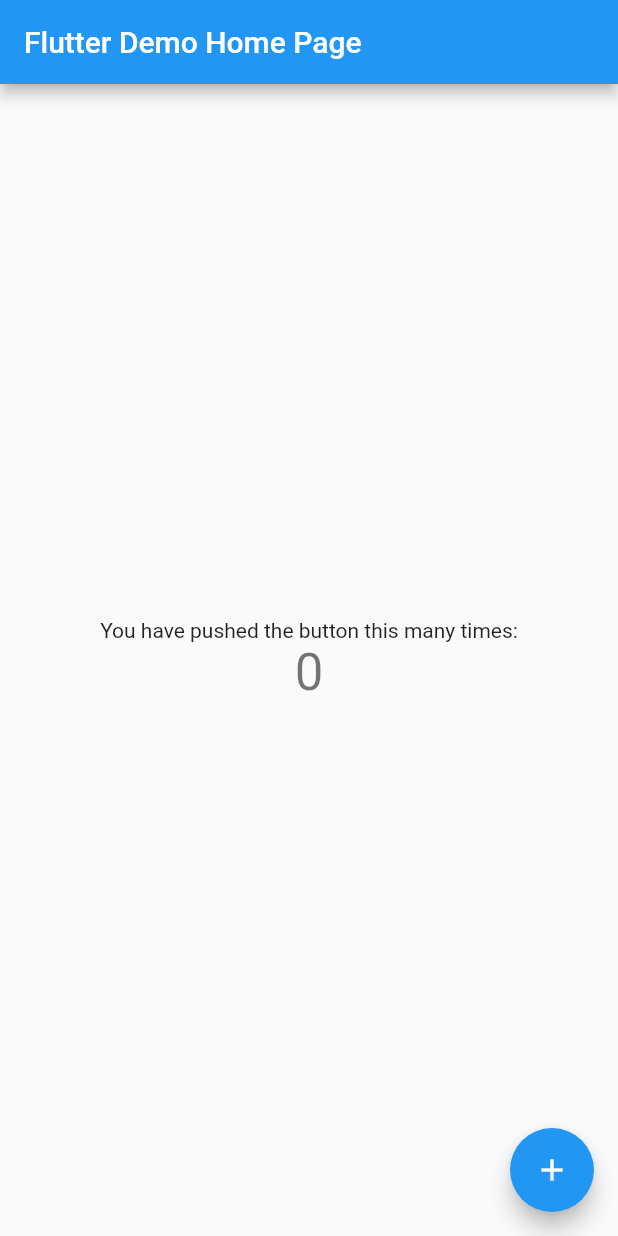
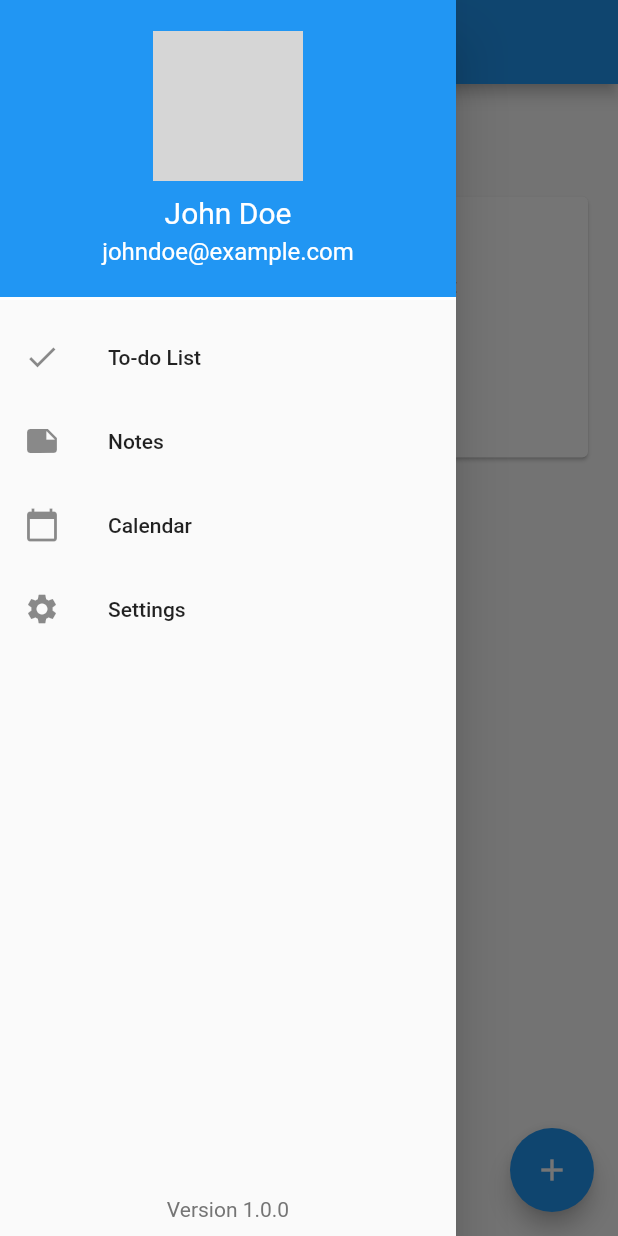
Before and after one commit to hafiyhakimi/alphanote, a Flutter app: the screen it shows after launch, with the side drawer open (before the commit the screen has no drawer), on a phone screen of 412 x 824 dp. Run offline on Flutter 3.47's test engine with Material 2 defaults, Android fonts, the phone set to English and light mode, and no system bars; our stand-ins replace firebase_core; accounts and stored records are empty; grey boxes are pictures that could not be loaded.

Commit message:
init v2
firebase initialisation, sidebar ui completed, header changes, landing page changes

```diff
--- /dev/null
+++ b/database.rules.json
@@ -0,0 +1,6 @@
+{
+  "rules": {
+    ".read": false,
+    ".write": false
+  }
+}
--- a/lib/main.dart
+++ b/lib/main.dart
@@ -1,115 +1,151 @@
 import 'package:flutter/material.dart';
+import 'sidebarwidget.dart';
 
 void main() {
   runApp(const MyApp());
 }
 
 class MyApp extends StatelessWidget {
-  const MyApp({super.key});
+  const MyApp({Key? key}) : super(key: key);
 
-  // This widget is the root of your application.
   @override
   Widget build(BuildContext context) {
     return MaterialApp(
-      title: 'Flutter Demo',
+      title: 'Alpha Notes',
       theme: ThemeData(
-        // This is the theme of your application.
-        //
-        // Try running your application with "flutter run". You'll see the
-        // application has a blue toolbar. Then, without quitting the app, try
-        // changing the primarySwatch below to Colors.green and then invoke
-        // "hot reload" (press "r" in the console where you ran "flutter run",
-        // or simply save your changes to "hot reload" in a Flutter IDE).
-        // Notice that the counter didn't reset back to zero; the application
-        // is not restarted.
         primarySwatch: Colors.blue,
       ),
-      home: const MyHomePage(title: 'Flutter Demo Home Page'),
+      home: const MyHomePage(),
     );
   }
 }
 
 class MyHomePage extends StatefulWidget {
-  const MyHomePage({super.key, required this.title});
-
-  // This widget is the home page of your application. It is stateful, meaning
-  // that it has a State object (defined below) that contains fields that affect
-  // how it looks.
-
-  // This class is the configuration for the state. It holds the values (in this
-  // case the title) provided by the parent (in this case the App widget) and
-  // used by the build method of the State. Fields in a Widget subclass are
-  // always marked "final".
-
-  final String title;
+  const MyHomePage({Key? key}) : super(key: key);
 
   @override
-  State<MyHomePage> createState() => _MyHomePageState();
+  _MyHomePageState createState() => _MyHomePageState();
 }
 
 class _MyHomePageState extends State<MyHomePage> {
-  int _counter = 0;
+  List<String> _notes = [    'Buy groceries',    'Schedule dentist appointment',    'Pick up dry cleaning',  ];
 
-  void _incrementCounter() {
+  void _addNote() {
+    showDialog(
+      context: context,
+      builder: (context) {
+        String noteText = '';
+
+        return AlertDialog(
+          title: const Text('Add a note'),
+          content: TextField(
+            autofocus: true,
+            decoration: const InputDecoration(hintText: 'Enter note text'),
+            onChanged: (value) {
+              noteText = value;
+            },
+          ),
+          actions: [
+            TextButton(
+              onPressed: () {
+                Navigator.pop(context);
+              },
+              child: const Text('Cancel'),
+            ),
+            TextButton(
+              onPressed: () {
                 setState(() {
-      // This call to setState tells the Flutter framework that something has
-      // changed in this State, which causes it to rerun the build method below
-      // so that the display can reflect the updated values. If we changed
-      // _counter without calling setState(), then the build method would not be
-      // called again, and so nothing would appear to happen.
-      _counter++;
+                  _notes.add(noteText);
                 });
+
+                Navigator.pop(context);
+              },
+              child: const Text('Add'),
+            ),
+          ],
+        );
+      },
+    );
   }
 
   @override
   Widget build(BuildContext context) {
-    // This method is rerun every time setState is called, for instance as done
-    // by the _incrementCounter method above.
-    //
-    // The Flutter framework has been optimized to make rerunning build methods
-    // fast, so that you can just rebuild anything that needs updating rather
-    // than having to individually change instances of widgets.
     return Scaffold(
       appBar: AppBar(
-        // Here we take the value from the MyHomePage object that was created by
-        // the App.build method, and use it to set our appbar title.
-        title: Text(widget.title),
+        title: const Text('Alpha Notes'),
       ),
-      body: Center(
-        // Center is a layout widget. It takes a single child and positions it
-        // in the middle of the parent.
+      drawer: const SidebarWidget(),
+      body: Column(
+        crossAxisAlignment: CrossAxisAlignment.start,
+        children: [
+          Padding(
+            padding: const EdgeInsets.all(16),
+            child: Text(
+              'Dashboard',
+              style: Theme.of(context).textTheme.headline6,
+            ),
+          ),
+          Expanded(
+            child: GridView.count(
+              crossAxisCount: 2,
+              padding: const EdgeInsets.all(16),
+              mainAxisSpacing: 16,
+              crossAxisSpacing: 16,
+              children: [
+                Card(
+                  child: Padding(
+                    padding: const EdgeInsets.all(16),
                     child: Column(
-          // Column is also a layout widget. It takes a list of children and
-          // arranges them vertically. By default, it sizes itself to fit its
-          // children horizontally, and tries to be as tall as its parent.
-          //
-          // Invoke "debug painting" (press "p" in the console, choose the
-          // "Toggle Debug Paint" action from the Flutter Inspector in Android
-          // Studio, or the "Toggle Debug Paint" command in Visual Studio Code)
-          // to see the wireframe for each widget.
-          //
-          // Column has various properties to control how it sizes itself and
-          // how it positions its children. Here we use mainAxisAlignment to
-          // center the children vertically; the main axis here is the vertical
-          // axis because Columns are vertical (the cross axis would be
-          // horizontal).
-          mainAxisAlignment: MainAxisAlignment.center,
-          children: <Widget>[
+                      crossAxisAlignment: CrossAxisAlignment.start,
+                      children: [
                         const Text(
-              'You have pushed the button this many times:',
+                          'Notes',
+                          style: TextStyle(
+                            fontWeight: FontWeight.bold,
+                            fontSize: 16,
                           ),
+                        ),
+                        const SizedBox(height: 16),
                         Text(
-              '$_counter',
-              style: Theme.of(context).textTheme.headlineMedium,
+                          '${_notes.length} notes',
+                          style: const TextStyle(fontSize: 14),
                         ),
                       ],
                     ),
                   ),
+                ),
+                Card(
+                  child: Padding(
+                    padding: const EdgeInsets.all(16),
+                    child: Column(
+                      crossAxisAlignment: CrossAxisAlignment.start,
+                      children: [
+                        const Text(
+                          'Tags',
+                          style: TextStyle(
+                            fontWeight: FontWeight.bold,
+                            fontSize: 16,
+                          ),
+                        ),
+                        const SizedBox(height: 16),
+                        const Text(
+                          'No tags yet',
+                          style: TextStyle(fontSize: 14),
+                        ),
+                      ],
+                    ),
+                  ),
+                ),
+              ],
+            ),
+          ),
+        ],
+      ),
       floatingActionButton: FloatingActionButton(
-        onPressed: _incrementCounter,
-        tooltip: 'Increment',
+        onPressed: _addNote,
+        tooltip: 'Add Note',
         child: const Icon(Icons.add),
-      ), // This trailing comma makes auto-formatting nicer for build methods.
+      ),
     );
   }
 }
--- /dev/null
+++ b/lib/sidebarwidget.dart
@@ -0,0 +1,93 @@
+import 'package:flutter/material.dart';
+
+class SidebarWidget extends StatelessWidget {
+  const SidebarWidget({Key? key}) : super(key: key);
+
+  @override
+  Widget build(BuildContext context) {
+    return Drawer(
+      child: Column(
+        children: [
+          Container(
+            height: 200,
+            width: double.infinity,
+            decoration: BoxDecoration(
+              color: Colors.blue,
+              border: Border(
+                bottom: BorderSide(
+                  color: Colors.white,
+                  width: 2,
+                ),
+              ),
+            ),
+            child: Column(
+              mainAxisAlignment: MainAxisAlignment.center,
+              children: [
+                CircleAvatar(
+                  backgroundImage: AssetImage('assets/profile.png'),
+                  radius: 50,
+                ),
+                SizedBox(height: 10),
+                Text(
+                  'John Doe',
+                  style: TextStyle(
+                    color: Colors.white,
+                    fontSize: 20,
+                  ),
+                ),
+                SizedBox(height: 5),
+                Text(
+                  'johndoe@example.com',
+                  style: TextStyle(
+                    color: Colors.white,
+                    fontSize: 16,
+                  ),
+                ),
+              ],
+            ),
+          ),
+          SizedBox(height: 10),
+          ListTile(
+            leading: Icon(Icons.check),
+            title: Text('To-do List'),
+            onTap: () {
+              // TODO: implement action for Option 1
+            },
+          ),
+          ListTile(
+            leading: Icon(Icons.note),
+            title: Text('Notes'),
+            onTap: () {
+              // TODO: implement action for Option 2
+            },
+          ),
+          ListTile(
+            leading: Icon(Icons.calendar_today),
+            title: Text('Calendar'),
+            onTap: () {
+              // TODO: implement action for Option 3
+            },
+          ),
+          ListTile(
+            leading: Icon(Icons.settings),
+            title: Text('Settings'),
+            onTap: () {
+              // TODO: implement action for Option 4
+            },
+          ),
+          Spacer(),
+          Container(
+            padding: EdgeInsets.symmetric(horizontal: 20, vertical: 10),
+            child: Text(
+              'Version 1.0.0',
+              style: TextStyle(
+                color: Colors.grey[600],
+                fontSize: 14,
+              ),
+            ),
+          ),
+        ],
+      ),
+    );
+  }
+}
--- a/pubspec.yaml
+++ b/pubspec.yaml
@@ -35,6 +35,7 @@
   # The following adds the Cupertino Icons font to your application.
   # Use with the CupertinoIcons class for iOS style icons.
   cupertino_icons: ^1.0.2
+  firebase_app_installations: ^0.2.2+2
 
 dev_dependencies:
   flutter_test:
```
Also changed, not shown: lib/firebase_options.dart (added), lib/notetaking/backend/noteitem.dart (added), lib/notetaking/backend/notemodel.dart (added), lib/notetaking/backend/noteprovider.dart (added), lib/notetaking/ui/addnote.dart (added), lib/notetaking/ui/editnote.dart (added), lib/notetaking/ui/notemain.dart (added), pubspec.lock, 5 other files. Lines whose indentation alone changed are shown as unchanged.
